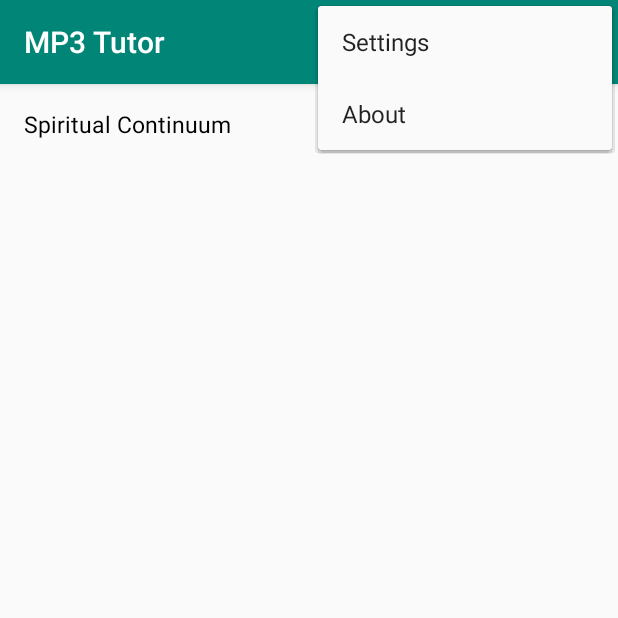
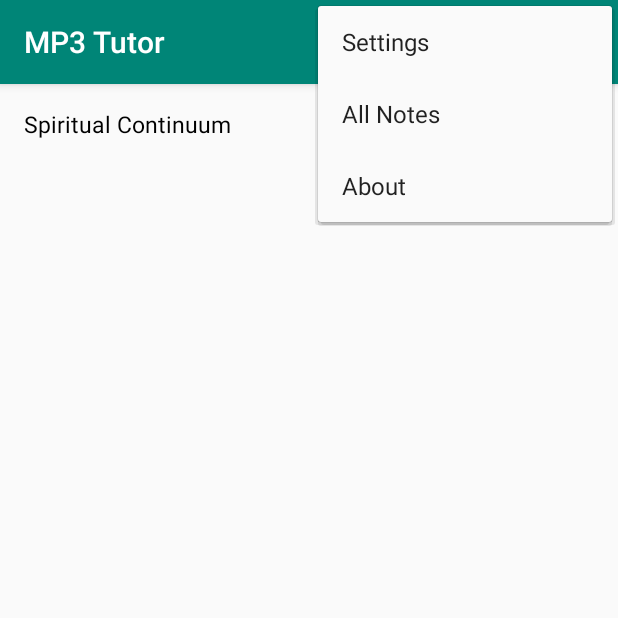
Before and after one commit to johnedmiston/MP3Learn, an Android app: the screen it shows after launch (MainActivity), with the options menu open, on a phone screen of 412 x 824 dp, the top half of it. Run offline under Robolectric (Android 15) with nearby library versions, the phone set to English and light mode, and no system bars; our stand-ins replace CircleImageView.

Commit message:
Added Notes option
Added Notes option

```diff
--- a/AudioApp/app/src/main/res/menu/menu_main.xml
+++ b/AudioApp/app/src/main/res/menu/menu_main.xml
@@ -2,12 +2,21 @@
     xmlns:app="http://schemas.android.com/apk/res-auto"
     xmlns:tools="http://schemas.android.com/tools"
     tools:context="com.lightsys.audioapp.MainActivity" >
+
     <item android:id="@+id/action_settings"
         android:title="@string/action_settings"
         android:orderInCategory="100"
         app:showAsAction="never" />
+
+    <item android:id="@+id/action_all_notes"
+        android:orderInCategory="101"
+        android:title="All Notes"
+        app:showAsAction="never"/>
+
     <item android:id="@+id/action_about"
         android:title="@string/action_about"
         android:orderInCategory="999"
         app:showAsAction="never" />
+
+
 </menu>
```
